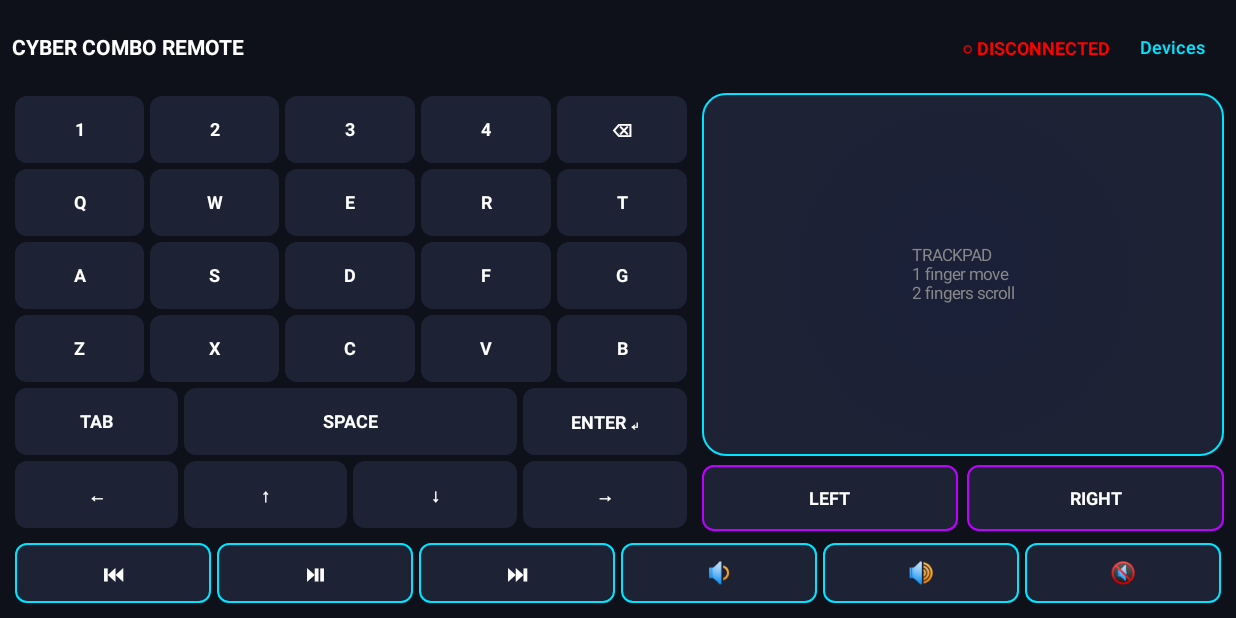
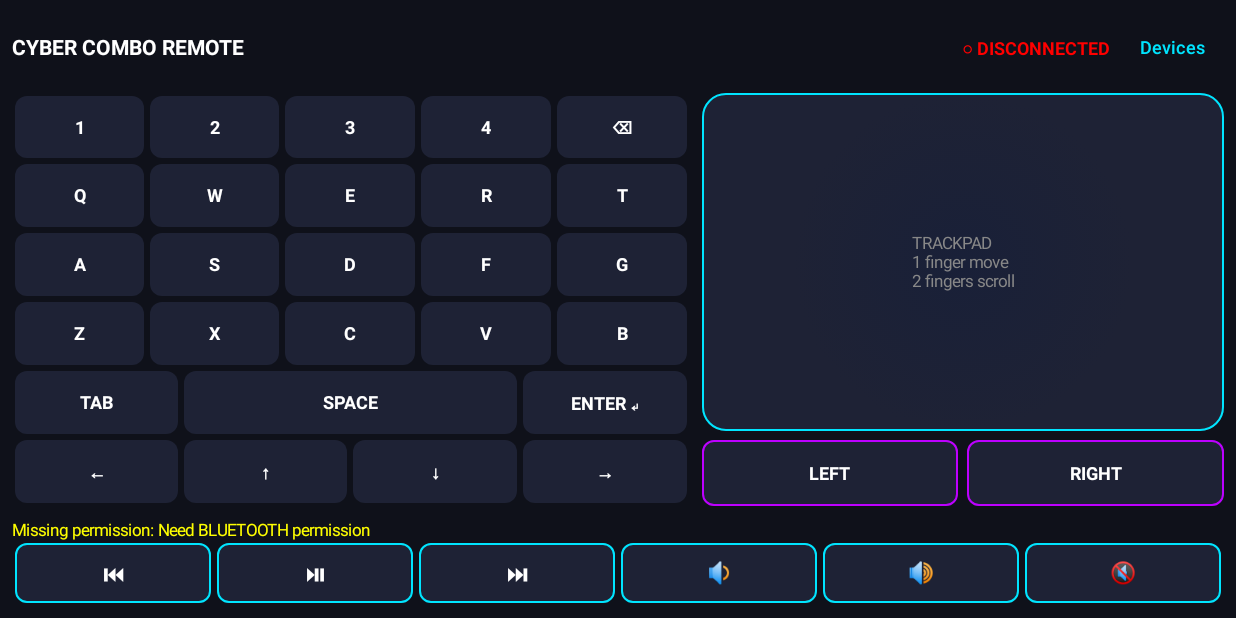
Before and after one commit to viskie/btkbDroid, an Android app built with Jetpack Compose: the screen it shows after launch (MainActivity), on a phone screen of 824 x 412 dp (held sideways). Run offline under Robolectric (Android 15) with nearby library versions, the phone set to English and light mode, and no system bars.

Commit message:
Expose status/errors on screen and report HID registration/connection state

```diff
--- a/app/src/main/java/com/example/btcombokeyboard/MainActivity.kt
+++ b/app/src/main/java/com/example/btcombokeyboard/MainActivity.kt
@@ -36,6 +36,7 @@ class MainActivity : ComponentActivity() {
     }
 
     private val bondedDevicesState = mutableStateOf<List<BluetoothDevice>>(emptyList())
+    private val statusMessageState = mutableStateOf<String?>(null)
     private val discoveredDevicesState = mutableStateOf<List<BluetoothDevice>>(emptyList())
     private val connectedNameState = mutableStateOf<String?>(null)
     private val showDevicesState = mutableStateOf(false)
@@ -89,6 +90,7 @@ class MainActivity : ComponentActivity() {
         }
 
         btHidManager = BtHidManager(this)
+        btHidManager.onStatus = { msg -> statusMessageState.value = msg }
 
         if (permissions.all { ContextCompat.checkSelfPermission(this, it) == PackageManager.PERMISSION_GRANTED }) {
             hasPermissionsState.value = true
@@ -101,6 +103,7 @@ class MainActivity : ComponentActivity() {
         setContent {
             BeautifulComboScreen(
                 isConnected = btHidManager.isConnected,
+                statusMessage = statusMessageState.value,
                 connectedDeviceName = connectedNameState.value,
                 bondedDevices = bondedDevicesState.value,
                 discoveredDevices = discoveredDevicesState.value,
@@ -116,7 +119,12 @@ class MainActivity : ComponentActivity() {
                 },
                 onConnectDevice = { dev ->
                     val ok = btHidManager.connectToDevice(dev)
-                    connectedNameState.value = if (ok) (dev.name ?: dev.address) else connectedNameState.value
+                    if (ok) {
+                        connectedNameState.value = dev.name ?: dev.address
+                        statusMessageState.value = "Connect requested to ${dev.name ?: dev.address}"
+                    } else {
+                        statusMessageState.value = "Connect failed/returned false for ${dev.name ?: dev.address}"
+                    }
                     showDevicesState.value = false
                 },
                 onMakeDiscoverable = { makeDiscoverable() },
--- a/app/src/main/java/com/example/btcombokeyboard/ui/BeautifulComboScreen.kt
+++ b/app/src/main/java/com/example/btcombokeyboard/ui/BeautifulComboScreen.kt
@@ -28,6 +28,7 @@ val NeonPurple = Color(0xFFBD00FF)
 @Composable
 fun BeautifulComboScreen(
     isConnected: Boolean,
+    statusMessage: String?,
     connectedDeviceName: String?,
     bondedDevices: List<BluetoothDevice>,
     discoveredDevices: List<BluetoothDevice>,
@@ -193,6 +194,15 @@ fun BeautifulComboScreen(
         Spacer(modifier = Modifier.height(6.dp))
 
         // Media controls row
+        if (statusMessage != null) {
+            Text(
+                text = statusMessage,
+                color = Color.Yellow,
+                fontSize = 11.sp,
+                modifier = Modifier.fillMaxWidth().padding(top = 4.dp)
+            )
+        }
+
         Row(modifier = Modifier.height(44.dp).fillMaxWidth()) {
             MediaKey("⏮", HidDescriptors.MEDIA_PREV, onMediaKey)
             MediaKey("⏯", HidDescriptors.MEDIA_PLAY_PAUSE, onMediaKey)
```
Also changed, not shown: app/src/main/java/com/example/btcombokeyboard/bluetooth/BtHidManager.kt (+33 -2 lines), 1 other file.
